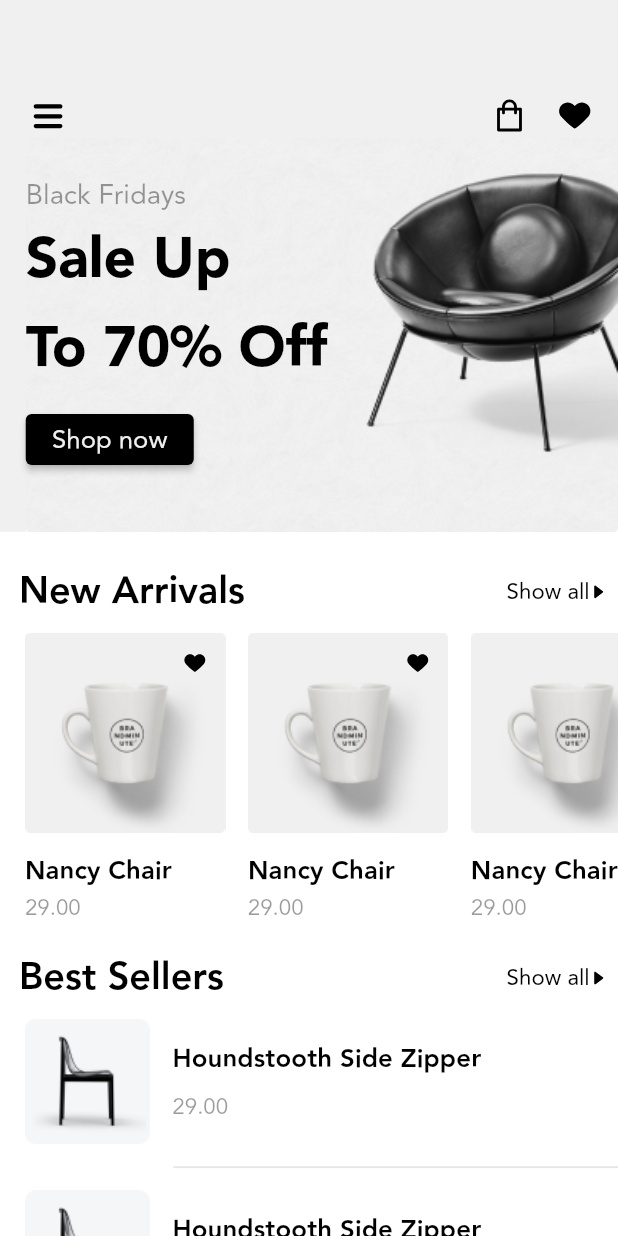
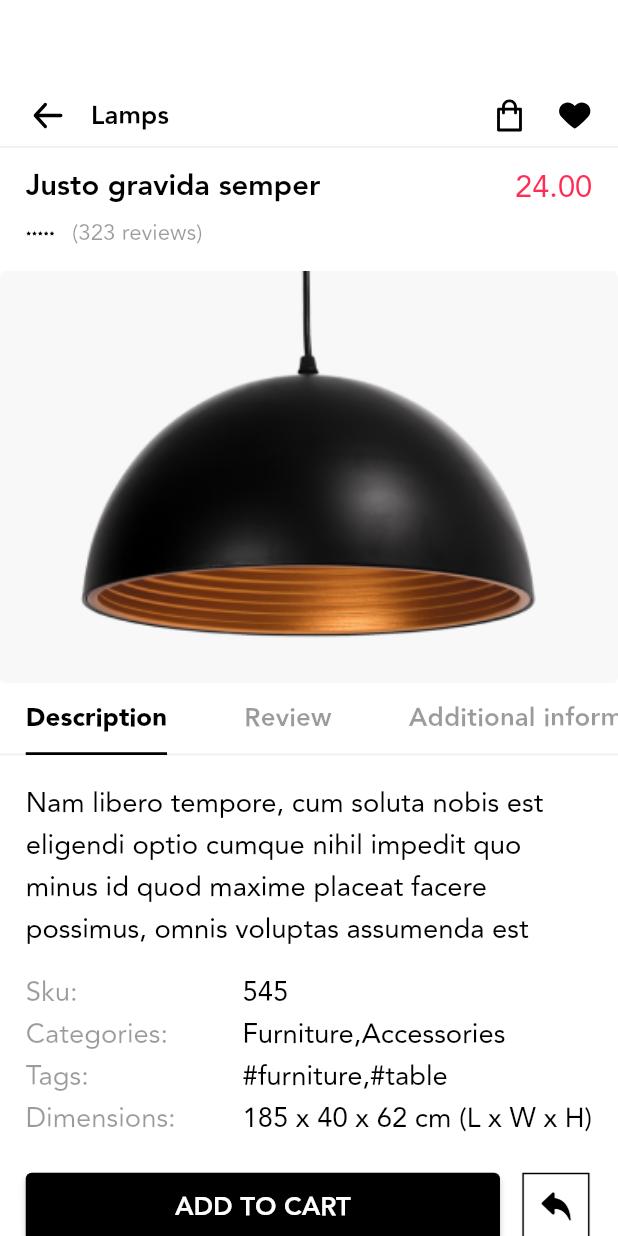
Before and after one commit to Abdullah-Arab10/Loza-Mobile, a Flutter app: the screen it shows after launch, on a phone screen of 412 x 824 dp. Run offline on Flutter 3.47's test engine with Material 2 defaults, Android fonts, the phone set to English and light mode, and no system bars; our stand-ins replace dartz, dio, email_validator, flutter_screenutil, flutter_svg, freezed_annotation and 5 more; generated files the repository leaves out were written again.

Commit message:
product_details_design_branch

```diff
--- a/loza_mobile/lib/app/app.dart
+++ b/loza_mobile/lib/app/app.dart
@@ -28,7 +28,7 @@ class _MyAppState extends State<MyApp> {
         return MaterialApp(
           debugShowCheckedModeBanner: false,
           onGenerateRoute: RouteGenerator.getRoute,
-          initialRoute: Routes.homeLayoutRoute,
+          initialRoute: Routes.productDetailsRoute,
           theme: getApplicationTheme(),
         );
       },
--- a/loza_mobile/lib/presentation/common/widgets/loza_button_widget.dart
+++ b/loza_mobile/lib/presentation/common/widgets/loza_button_widget.dart
@@ -25,6 +25,7 @@ class LoZaButtonWidget extends StatelessWidget {
     return ElevatedButton(
       onPressed: onPressed,
       style: ElevatedButton.styleFrom(
+
         backgroundColor: color ?? ColorManager.black,
       ),
       child: Text(
--- a/loza_mobile/lib/presentation/home_layout/view/home_layout_view.dart
+++ b/loza_mobile/lib/presentation/home_layout/view/home_layout_view.dart
@@ -123,7 +123,7 @@ class _HomeLayoutViewState extends State<HomeLayoutView> {
             ),
           ),
           SizedBox(
-            height: MediaQuery.of(context).size.height / 40,
+            height: MediaQuery.of(context).size.height / AppSize.s40,
           ),
           _getSection(AppStrings.arrivals),
           _getNewArrivalsWidget(),
--- /dev/null
+++ b/loza_mobile/lib/presentation/product_details/view/product_details_view.dart
@@ -0,0 +1,328 @@
+import 'package:flutter/material.dart';
+import 'package:flutter_screenutil/flutter_screenutil.dart';
+import 'package:flutter_svg/flutter_svg.dart';
+import 'package:loza_mobile/presentation/common/widgets/loza_button_widget.dart';
+import 'package:loza_mobile/presentation/resources/assets_manager.dart';
+import 'package:loza_mobile/presentation/resources/colors_manager.dart';
+import 'package:loza_mobile/presentation/resources/constants.dart';
+import 'package:loza_mobile/presentation/resources/font_manager.dart';
+import 'package:loza_mobile/presentation/resources/strings_manager.dart';
+import 'package:loza_mobile/presentation/resources/styles_manager.dart';
+import 'package:loza_mobile/presentation/resources/values_manager.dart';
+
+class ProductDetailsView extends StatefulWidget {
+  const ProductDetailsView({Key? key}) : super(key: key);
+
+  @override
+  State<ProductDetailsView> createState() => _ProductDetailsViewState();
+}
+
+class _ProductDetailsViewState extends State<ProductDetailsView> {
+  @override
+  Widget build(BuildContext context) {
+    return Scaffold(
+      backgroundColor: ColorManager.white,
+      body: _getContentWidget(),
+    );
+  }
+
+  Widget _getContentWidget() {
+    return DefaultTabController(
+      length: AppConstants.lengthOfTabs,
+      child: Padding(
+        padding: EdgeInsetsDirectional.only(
+          top: AppPadding.p52.h,
+        ),
+        child: Column(
+          crossAxisAlignment: CrossAxisAlignment.start,
+          children: [
+            Padding(
+              padding: EdgeInsetsDirectional.only(
+                start: AppPadding.p15.w,
+              ),
+              child: Row(
+                children: [
+                  Align(
+                    alignment: Alignment.topLeft,
+                    child: SvgPicture.asset(
+                      ImageAssets.leftArrow,
+                      width: AppSize.s26.w,
+                      height: AppSize.s26.w,
+                    ),
+                  ),
+                  SizedBox(
+                    width: MediaQuery.of(context).size.width / AppSize.s30,
+                  ),
+                  Expanded(
+                    child: Text(
+                      AppStrings.lamps,
+                      style: Theme.of(context).textTheme.titleSmall,
+                    ),
+                  ),
+                  SvgPicture.asset(
+                    ImageAssets.shopIcon,
+                    width: AppSize.s26.w,
+                    height: AppSize.s26.w,
+                  ),
+                  SizedBox(
+                    width: MediaQuery.of(context).size.width / AppSize.s30,
+                  ),
+                  SvgPicture.asset(
+                    ImageAssets.favouriteIcon,
+                    width: AppSize.s26.w,
+                    height: AppSize.s26.w,
+                  ),
+                  SizedBox(
+                    width: MediaQuery.of(context).size.width / AppSize.s30,
+                  ),
+                ],
+              ),
+            ),
+            SizedBox(
+              height: MediaQuery.of(context).size.height / AppSize.s150,
+            ),
+            _getSeparator(),
+            Padding(
+              padding: EdgeInsetsDirectional.only(
+                top: AppPadding.p9.h,
+                start: AppPadding.p15.w,
+                end: AppPadding.p15.w,
+              ),
+              child: Row(
+                mainAxisAlignment: MainAxisAlignment.spaceBetween,
+                crossAxisAlignment: CrossAxisAlignment.start,
+                children: [
+                  Column(
+                    crossAxisAlignment: CrossAxisAlignment.start,
+                    children: [
+                      Text(
+                        AppStrings.justoGravidaSemper,
+                        style: getHeavyStyle(
+                            color: ColorManager.black,
+                            fontSize: FontSize.fs17.sp),
+                      ),
+                      SizedBox(
+                        height:
+                            MediaQuery.of(context).size.height / AppSize.s170,
+                      ),
+                      Row(
+                        children: [
+                          SvgPicture.asset(
+                            ImageAssets.stars,
+                            width: AppSize.s17.w,
+                            height: AppSize.s17.w,
+                          ),
+                          SizedBox(
+                            width:
+                                MediaQuery.of(context).size.width / AppSize.s36,
+                          ),
+                          Text('(323 reviews)',
+                              style: Theme.of(context).textTheme.bodyLarge),
+                        ],
+                      ),
+                    ],
+                  ),
+                  Text(
+                    '24.00',
+                    style: getRegularStyle(
+                        color: ColorManager.red, fontSize: FontSize.fs18.sp),
+                  )
+                ],
+              ),
+            ),
+            SizedBox(
+              height: MediaQuery.of(context).size.height / AppSize.s60,
+            ),
+            Image.asset(
+              ImageAssets.justoGravidaSemper,
+              width: double.infinity,
+              fit: BoxFit.cover,
+            ),
+            Stack(
+              alignment: Alignment.bottomCenter,
+              children: [
+              _getSeparator(),
+              TabBar(
+                  indicatorColor: ColorManager.black,
+                  labelStyle: Theme.of(context).textTheme.titleLarge,
+                  unselectedLabelStyle: Theme.of(context).textTheme.titleSmall,
+                  unselectedLabelColor:
+                      ColorManager.black.withAlpha(AppConstants.withAlpha),
+                  labelPadding: EdgeInsetsGeometry.lerp(
+                      EdgeInsetsDirectional.zero,
+                      EdgeInsetsDirectional.only(
+                          start: AppPadding.p15.w, end: AppPadding.p30.w),
+                      1),
+                  indicatorPadding: EdgeInsetsGeometry.lerp(
+                      EdgeInsetsDirectional.zero,
+                      EdgeInsetsDirectional.only(
+                          start: AppPadding.p15.w, end: AppPadding.p30.w),
+                      1)!,
+                  isScrollable: true,
+                  splashFactory: NoSplash.splashFactory,
+                  tabs: const [
+                    Tab(
+                      text: AppStrings.description,
+                    ),
+                    Tab(
+                      text: AppStrings.review,
+                    ),
+                    Tab(
+                      text: AppStrings.additionalInformation,
+                    ),
+                  ]),
+            ]),
+            const Expanded(
+              child: TabBarView(
+                children: [
+                  DescriptionPage(),
+                  ReviewPage(),
+                  AdditionalInformationPage(),
+                ],
+              ),
+            ),
+          ],
+        ),
+      ),
+    );
+  }
+
+  Widget _getSeparator() {
+    return Container(
+      width: double.infinity,
+      height: AppSize.s1.h,
+      color: ColorManager.veryLightGrey,
+    );
+  }
+}
+
+class DescriptionPage extends StatelessWidget {
+  const DescriptionPage({Key? key}) : super(key: key);
+
+  @override
+  Widget build(BuildContext context) {
+    return SingleChildScrollView(
+      child: Padding(
+        padding: EdgeInsetsDirectional.only(
+          top: AppPadding.p15.h,
+          start: AppPadding.p15.w,
+          end: AppPadding.p15.w,
+        ),
+        child: Column(
+          children: [
+            Text(
+              'Nam libero tempore, cum soluta nobis est eligendi optio cumque nihil impedit quo minus id quod maxime placeat facere possimus, omnis voluptas assumenda est',
+              style: Theme.of(context).textTheme.bodySmall,
+            ),
+            SizedBox(
+              height: MediaQuery.of(context).size.height / AppSize.s60,
+            ),
+            Row(
+              mainAxisAlignment: MainAxisAlignment.spaceBetween,
+              children: [
+                Column(
+                  crossAxisAlignment: CrossAxisAlignment.start,
+                  children: [
+                    Text(
+                      'Sku:',
+                      style: Theme.of(context).textTheme.labelMedium,
+                    ),
+                    Text(
+                      'Categories:',
+                      style: Theme.of(context).textTheme.labelMedium,
+                    ),
+                    Text(
+                      'Tags:',
+                      style: Theme.of(context).textTheme.labelMedium,
+                    ),
+                    Text(
+                      'Dimensions:',
+                      style: Theme.of(context).textTheme.labelMedium,
+                    ),
+                  ],
+                ),
+                Column(
+                  crossAxisAlignment: CrossAxisAlignment.start,
+                  children: [
+                    Text(
+                      '545',
+                      style: Theme.of(context).textTheme.bodySmall,
+                    ),
+                    Text(
+                      'Furniture,Accessories',
+                      style: Theme.of(context).textTheme.bodySmall,
+                    ),
+                    Text(
+                      '#furniture,#table',
+                      style: Theme.of(context).textTheme.bodySmall,
+                    ),
+                    Text(
+                      '185 x 40 x 62 cm (L x W x H)',
+                      style: Theme.of(context).textTheme.bodySmall,
+                    ),
+                  ],
+                ),
+              ],
+            ),
+            Padding(
+              padding: EdgeInsetsDirectional.only(
+                top: AppPadding.p18.h,
+                bottom: AppPadding.p18.h,
+              ),
+              child: Row(
+                children: [
+                  Expanded(
+                    child: SizedBox(
+                      height: AppSize.s38.h,
+                      child: LoZaButtonWidget(
+                        onPressed: (){},
+                        text: 'add to cart',
+                        toUpperCase: true,
+                      ),
+                    ),
+                  ),
+                  SizedBox(
+                    width: MediaQuery.of(context).size.width / AppSize.s30,
+                  ),
+                  Image.asset(
+                    ImageAssets.rectangularArrow,
+                    width: AppSize.s40.h,
+                    height: AppSize.s40.h,
+                  ),
+                ],
+              ),
+            ),
+          ],
+        ),
+      ),
+    );
+  }
+}
+
+class ReviewPage extends StatelessWidget {
+  const ReviewPage({Key? key}) : super(key: key);
+
+  @override
+  Widget build(BuildContext context) {
+    return Center(
+      child: Text(
+        'Review',
+        style: Theme.of(context).textTheme.bodySmall,
+      ),
+    );
+  }
+}
+
+class AdditionalInformationPage extends StatelessWidget {
+  const AdditionalInformationPage({Key? key}) : super(key: key);
+
+  @override
+  Widget build(BuildContext context) {
+    return Center(
+      child: Text(
+        'Additional Information',
+        style: Theme.of(context).textTheme.bodySmall,
+      ),
+    );
+  }
+}
--- a/loza_mobile/lib/presentation/resources/assets_manager.dart
+++ b/loza_mobile/lib/presentation/resources/assets_manager.dart
@@ -19,6 +19,10 @@ class ImageAssets{
   static const String heartBorder = '$imagePath/HeartBorder.svg';
   static const String arrow = '$imagePath/arrow.svg';
   static const String chair = '$imagePath/chair.png';
+  static const String leftArrow = '$imagePath/leftArrow.svg';
+  static const String stars = '$imagePath/stars.svg';
+  static const String justoGravidaSemper = '$imagePath/justoGravidaSemper.png';
+  static const String rectangularArrow = '$imagePath/rectangularArrow.png';
 }
 
 class JsonAssets {
--- a/loza_mobile/lib/presentation/resources/constants.dart
+++ b/loza_mobile/lib/presentation/resources/constants.dart
@@ -4,4 +4,6 @@ static const int circleCount = 2;
 static const int firstBlackCircle = 1;
 static const int secondBlackCircle = 2;
 static const int thirdBlackCircle = 3;
+static const int withAlpha = 100;
+static const int lengthOfTabs = 3;
 }
--- a/loza_mobile/lib/presentation/resources/routes_manager.dart
+++ b/loza_mobile/lib/presentation/resources/routes_manager.dart
@@ -5,6 +5,7 @@ import 'package:loza_mobile/presentation/forgot_password/view/forgot_password_vi
 import 'package:loza_mobile/presentation/home_layout/view/home_layout_view.dart';
 import 'package:loza_mobile/presentation/login/view/login_view.dart';
 import 'package:loza_mobile/presentation/onboarding/view/onboarding_view.dart';
+import 'package:loza_mobile/presentation/product_details/view/product_details_view.dart';
 import 'package:loza_mobile/presentation/register/view/register_view.dart';
 import 'package:loza_mobile/presentation/resources/strings_manager.dart';
 
@@ -14,7 +15,7 @@ class Routes {
   static const String registerRoute = "/register";
   static const String forgotPasswordRoute = "/forgotPassword";
   static const String homeLayoutRoute = "/homeLayout";
-  static const String storeDetailsRoute = "/storeDetails";
+  static const String productDetailsRoute = "/productDetails";
 }
 
 class RouteGenerator {
@@ -32,6 +33,8 @@ class RouteGenerator {
         return MaterialPageRoute(builder: (_) => const ForgotPasswordView());
       case Routes.homeLayoutRoute:
         return MaterialPageRoute(builder: (_) => const HomeLayoutView());
+      case Routes.productDetailsRoute:
+        return MaterialPageRoute(builder: (_) => const ProductDetailsView());
       default:
         return unDefinedRoute();
     }
--- a/loza_mobile/lib/presentation/resources/strings_manager.dart
+++ b/loza_mobile/lib/presentation/resources/strings_manager.dart
@@ -45,6 +45,11 @@ class AppStrings{
   static const p29_00 = '29.00';
   static const showAll = 'Show all';
   static const houndstoothSideZipper = 'Houndstooth Side Zipper';
+  static const lamps = 'Lamps';
+  static const justoGravidaSemper = 'Justo gravida semper';
+  static const description = 'Description';
+  static const review = 'Review';
+  static const additionalInformation = 'Additional information';
 
   // error handler
   static const String badRequestError = "bad_request_error";
--- a/loza_mobile/lib/presentation/resources/theme_manager.dart
+++ b/loza_mobile/lib/presentation/resources/theme_manager.dart
@@ -70,6 +70,7 @@ ThemeData getApplicationTheme() {
         labelSmall:
             getBlackStyle(color: ColorManager.black, fontSize: FontSize.fs12.sp),
         labelMedium:  getRegularStyle(color: ColorManager.black.withAlpha(100),fontSize: FontSize.fs16.sp),
+      titleLarge: getBlackStyle(color: ColorManager.black,fontSize: FontSize.fs15.sp),
     ),
 
     // input decoration theme (text form field)
--- a/loza_mobile/lib/presentation/resources/values_manager.dart
+++ b/loza_mobile/lib/presentation/resources/values_manager.dart
@@ -67,6 +67,7 @@ class AppSize{
   static const double s14 = 14.0;
   static const double s15 = 15.0;
   static const double s16 = 16.0;
+  static const double s17 = 17.0;
   static const double s18 = 18.0;
   static const double s20 = 20.0;
   static const double s22 = 22.0;
@@ -88,6 +89,8 @@ class AppSize{
   static const double s105 = 105.0;
   static const double s112 = 112.0;
   static const double s140 = 140.0;
+  static const double s150 = 150.0;
+  static const double s170 = 170.0;
   static const double s200 = 200.0;
   static const double s220 = 220.0;
 }
--- a/loza_mobile/pubspec.yaml
+++ b/loza_mobile/pubspec.yaml
@@ -97,6 +97,10 @@ flutter:
     -  assets/images/HeartBorder.svg
     - assets/images/arrow.svg
     - assets/images/chair.png
+    - assets/images/leftArrow.svg
+    - assets/images/stars.svg
+    - assets/images/justoGravidaSemper.png
+    - assets/images/rectangularArrow.png
   # An image asset can refer to one or more resolution-specific "variants", see
   # https://flutter.dev/assets-and-images/#resolution-aware
 
```
Also changed, not shown: loza_mobile/assets/images/justoGravidaSemper.png (added), loza_mobile/assets/images/leftArrow.svg (added), loza_mobile/assets/images/rectangularArrow.png (added), loza_mobile/assets/images/stars.svg (added), loza_mobile/lib/presentation/product_details/viewmodel/product_details_viewmodel.dart (added).
